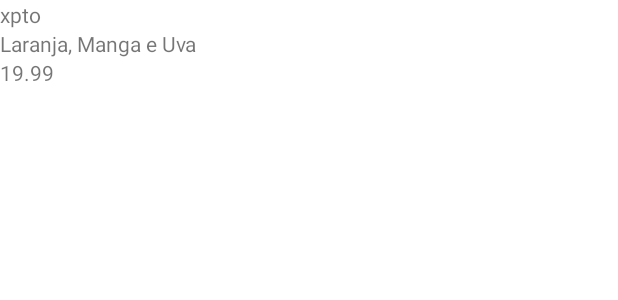
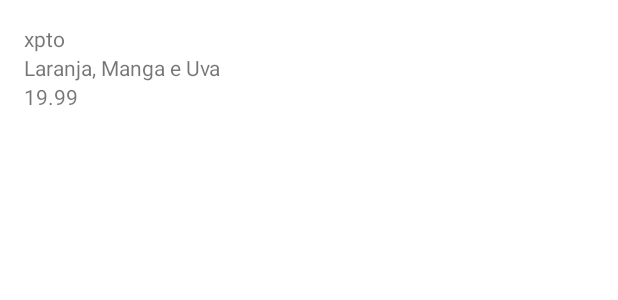
Before and after one commit to MouraRafael/alura-android-kotlin-Orgs, an Android app: the layout activity_main.xml on its own in the app's theme, with its tools: preview values and no code run, on a phone screen of 412 x 824 dp. Shown: the top 300 px of the screen. Run offline under Robolectric (Android 15) with nearby library versions, the phone set to English and light mode, and no system bars.

Commit message:
03-08 Faça como eu fiz: Aplicando margem no layout

```diff
--- a/app/src/main/res/layout/activity_main.xml
+++ b/app/src/main/res/layout/activity_main.xml
@@ -12,16 +12,19 @@
         android:layout_height="wrap_content"
         tools:text="xpto"
         android:text="Salada de Frutas"
+        android:layout_margin="16dp"
         app:layout_constraintEnd_toEndOf="parent"
-        app:layout_constraintTop_toTopOf="parent" >
+        app:layout_constraintTop_toTopOf="parent" />
 
 
-    </TextView>
+
     <TextView
         android:id="@+id/descricao"
         android:layout_width="match_parent"
         android:layout_height="wrap_content"
         app:layout_constraintTop_toBottomOf="@id/nome"
+        android:layout_marginStart="16dp"
+        android:layout_marginEnd="16dp"
 
 
         android:text="Laranja, Manga e Uva"/>
@@ -33,6 +36,8 @@
         android:text="19.99"
         app:layout_constraintTop_toBottomOf="@id/descricao"
         app:layout_constraintStart_toStartOf="parent"
+        android:layout_marginStart="16dp"
+        android:layout_marginEnd="16dp"
         />
 
 </androidx.constraintlayout.widget.ConstraintLayout>
```
